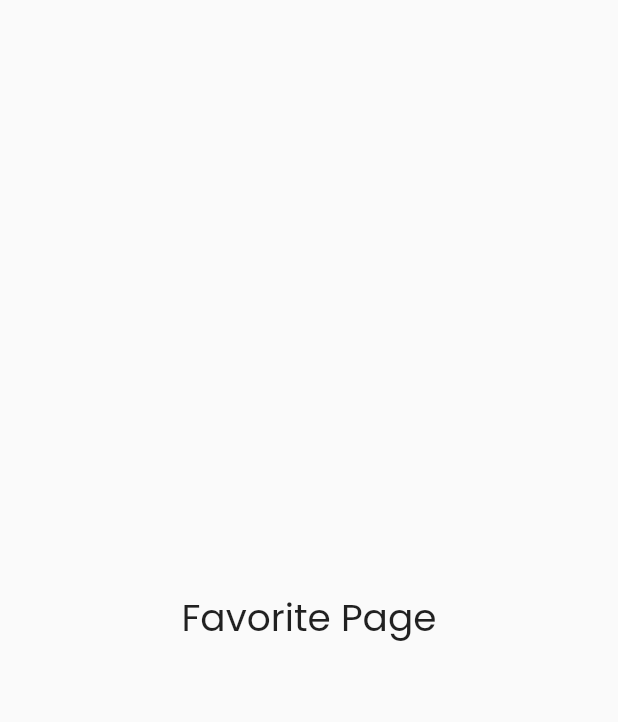
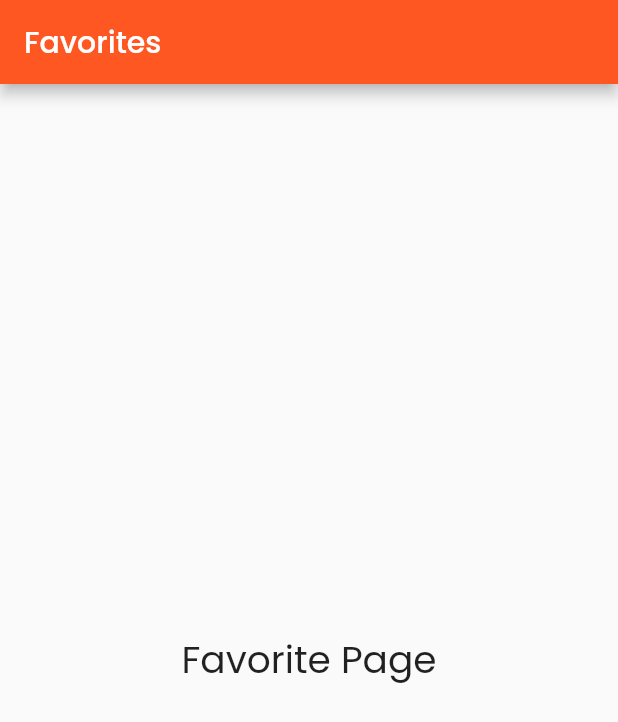
Before and after one commit to Raffysul/products_app, a Flutter app: the FavoritePage screen opened directly, on a phone screen of 412 x 824 dp. Shown: the top 722 px of the screen. Run offline on Flutter 3.47's test engine with Material 2 defaults, Android fonts, the phone set to English and light mode, and no system bars; our stand-ins replace equatable, flutter_bloc, google_fonts.

Commit message:
Modifying the the screens1

```diff
--- a/lib/screens/bottom_nav_screens/favorite_page.dart
+++ b/lib/screens/bottom_nav_screens/favorite_page.dart
@@ -5,8 +5,11 @@ class FavoritePage extends StatelessWidget {
 
   @override
   Widget build(BuildContext context) {
-    return const Scaffold(
-      body: Center(
+    return Scaffold(
+      appBar: AppBar(
+        title: const Text('Favorites'),
+      ),
+      body: const Center(
         child: Text(
           'Favorite Page',
           style: TextStyle(fontSize: 25),
--- a/lib/screens/bottom_nav_screens/settings_page.dart
+++ b/lib/screens/bottom_nav_screens/settings_page.dart
@@ -5,7 +5,10 @@ class SettingsPage extends StatelessWidget {
 
   @override
   Widget build(BuildContext context) {
-    return const Scaffold(
+    return Scaffold(
+      appBar: AppBar(
+        title: Text('Settings'),
+      ),
       body: Center(
         child: Text(
           'Settings Page',
```
Also changed, not shown: lib/main.dart (+21 -0 lines), lib/screens/bottom_nav_screens/profile_page.dart (+5 -2 lines), lib/screens/home_page.dart (+15 -1 lines).
